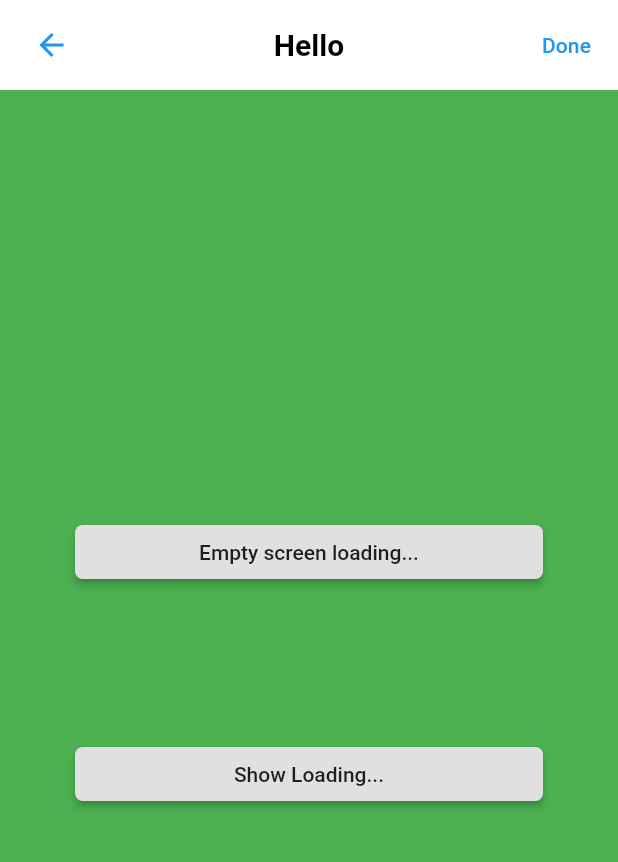
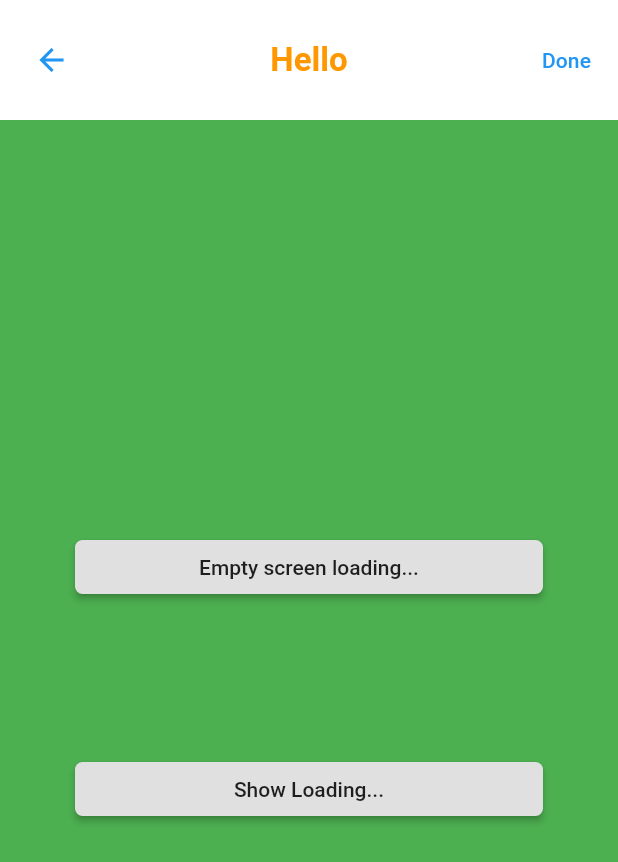
Before and after one commit to Pinkal7600/base_scaffold, a Flutter app: the screen it shows after launch, on a phone screen of 412 x 824 dp. Shown: the top 862 px of the screen. Run offline on Flutter 3.47's test engine with Material 2 defaults, Android fonts, the phone set to English and light mode, and no system bars.

Commit message:
added some property for toolbar and manage base_scaffold as well

```diff
--- a/lib/base_scaffold.dart
+++ b/lib/base_scaffold.dart
@@ -29,6 +29,10 @@ class BaseScaffold extends StatefulWidget {
   final Function toolbarRightTextClick;
   final String toolbarLeftText;
   final Function toolbarLeftTextClick;
+  final double toolbarHeight;
+  final TextStyle toolbarLeftTextStyle;
+  final TextStyle toolbarTitleTextStyle;
+  final TextStyle toolbarRightTextStyle;
 
   BaseScaffold({
     this.body,
@@ -47,12 +51,16 @@ class BaseScaffold extends StatefulWidget {
     this.toolbarRightTextClick,
     this.toolbarLeftText,
     this.toolbarLeftTextClick,
+    this.toolbarHeight = 60,
     this.screenLoaderView,
     this.backgroundScreenLoaderView,
     this.bodyBackgroundColor = Colors.white,
     this.scaffoldBackgroundColor = Colors.white,
     this.toolbarBackgroundColor = Colors.white,
-  });
+    this.toolbarLeftTextStyle,
+    this.toolbarTitleTextStyle,
+    this.toolbarRightTextStyle,
+  }) : assert(toolbarHeight > 50);
 
   @override
   _BaseScaffoldState createState() => _BaseScaffoldState();
@@ -80,7 +88,7 @@ class _BaseScaffoldState extends State<BaseScaffold> {
                 ? loadingView()
                 : Stack(
                     children: <Widget>[
-                widget.body,
+                      widget.body ?? Container(),
                       widget.isScreenLoadingWithBackground
                           ? loadingViewWithBackground()
                           : Container(),
@@ -108,6 +116,10 @@ class _BaseScaffoldState extends State<BaseScaffold> {
               leftText: widget.toolbarLeftText,
               leftTextClick: widget.toolbarLeftTextClick,
               backgroundColor: widget.toolbarBackgroundColor,
+              toolbarHeight: widget.toolbarHeight,
+              leftTextStyle: widget.toolbarLeftTextStyle,
+              titleTextStyle: widget.toolbarTitleTextStyle,
+              rightTextStyle: widget.toolbarRightTextStyle,
             )
           : Container();
 
--- a/lib/base_toolbar.dart
+++ b/lib/base_toolbar.dart
@@ -20,6 +20,11 @@ class BaseToolbar extends StatefulWidget {
 
   final Color backgroundColor;
 
+  final double toolbarHeight;
+  final TextStyle leftTextStyle;
+  final TextStyle titleTextStyle;
+  final TextStyle rightTextStyle;
+
   BaseToolbar({
     this.leftIconType,
     this.leftIcon,
@@ -33,7 +38,11 @@ class BaseToolbar extends StatefulWidget {
     this.leftText,
     this.leftTextClick,
     this.backgroundColor = Colors.white,
-  });
+    this.toolbarHeight = 60,
+    this.leftTextStyle,
+    this.titleTextStyle,
+    this.rightTextStyle,
+  }) : assert(toolbarHeight > 50);
 
   @override
   _BaseToolbarState createState() => _BaseToolbarState();
@@ -47,7 +56,7 @@ class _BaseToolbarState extends State<BaseToolbar> {
     themeData = Theme.of(context);
     return Container(
       color: widget.backgroundColor,
-      height: 60,
+      height: widget.toolbarHeight,
       child: Row(
         children: <Widget>[
           Expanded(
@@ -102,7 +111,8 @@ class _BaseToolbarState extends State<BaseToolbar> {
               onTap: leftTextClick,
               child: Text(
                 leftText,
-          style: themeData.textTheme.subtitle
+                style: widget.leftTextStyle ??
+                    themeData.textTheme.subtitle
                         .copyWith(color: themeData.primaryColor),
                 textAlign: TextAlign.center,
               ),
@@ -116,8 +126,9 @@ class _BaseToolbarState extends State<BaseToolbar> {
           ? Container()
           : Text(
               title,
-        style: themeData.textTheme.title
-            .copyWith(color: Colors.black, fontWeight: FontWeight.w600),
+              style: widget.titleTextStyle ??
+                  themeData.textTheme.title.copyWith(
+                      color: Colors.black, fontWeight: FontWeight.w600),
               textAlign: TextAlign.center,
             ),
     );
@@ -131,7 +142,8 @@ class _BaseToolbarState extends State<BaseToolbar> {
               onTap: rightTextClick,
               child: Text(
                 rightText,
-          style: themeData.textTheme.subtitle
+                style: widget.rightTextStyle ??
+                    themeData.textTheme.subtitle
                         .copyWith(color: themeData.primaryColor),
                 textAlign: TextAlign.center,
               ),
--- a/pubspec.yaml
+++ b/pubspec.yaml
@@ -4,7 +4,7 @@ homepage: https://github.com/Pinkal7600/base_scaffold
 authors:
   - Pinkal Patel <pinkaljpael1995@gmail.com>
 
-version: 1.0.2
+version: 1.0.3
 
 environment:
   sdk: ">=2.1.0 <3.0.0"
```
Also changed, not shown: example/demo.gif (added), 2 other files. Lines whose indentation alone changed are shown as unchanged.
